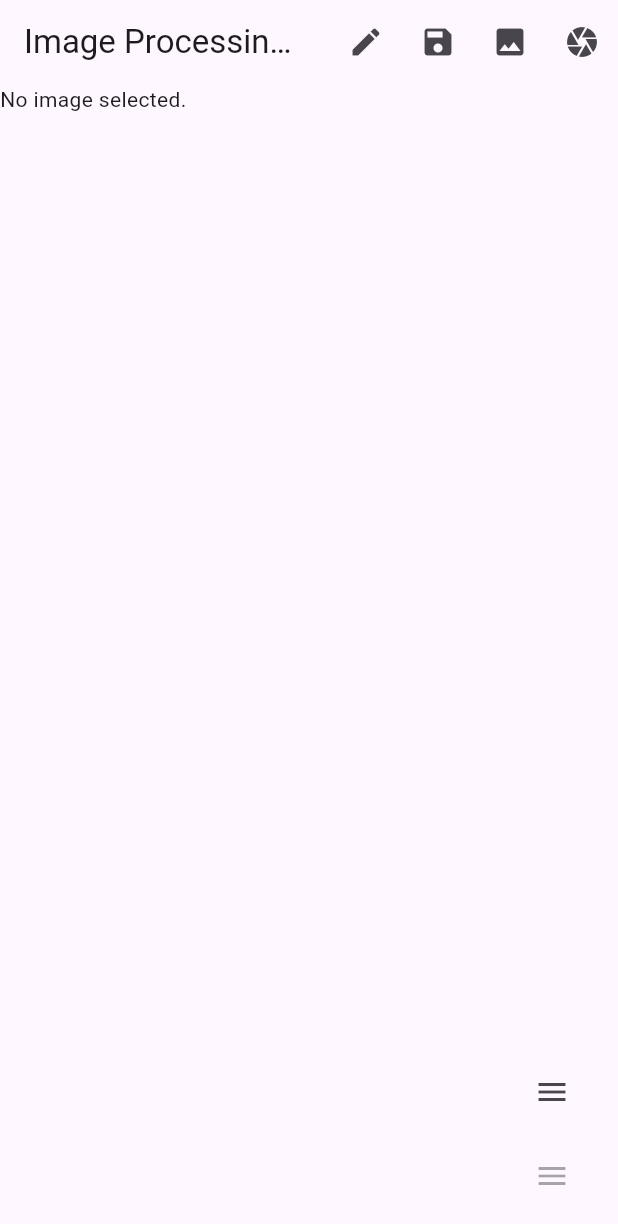
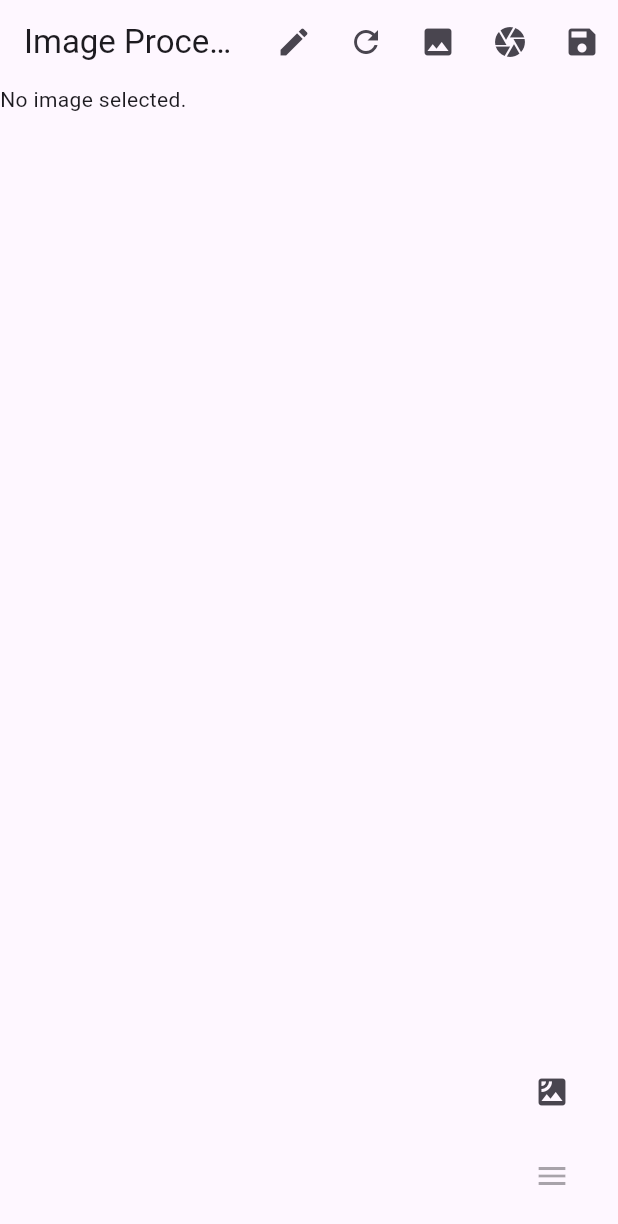
Before and after one commit to alehay/graphic_editor, a Flutter app: the screen it shows after launch, on a phone screen of 412 x 824 dp. Shown: the top 1224 px of the screen. Run offline on Flutter 3.47's test engine with Material 3 defaults, Android fonts, the phone set to English and light mode, and no system bars; our stand-ins replace file_picker, flutter_cache_manager, full_screen_image, gallery_saver, image_picker; missing offline and left inert: dart:ffi, image_size_getter.

Commit message:
add new menu and function save images

```diff
--- a/example/lib/main.dart
+++ b/example/lib/main.dart
@@ -13,6 +13,8 @@ import 'package:image_size_getter/file_input.dart';
 import 'package:full_screen_image/full_screen_image.dart';
 import 'dart:math';
 import 'package:flutter_cache_manager/flutter_cache_manager.dart';
+import 'package:gallery_saver/gallery_saver.dart';
+
 
 void main() {
   int res = graphics.libGraphInit();
@@ -48,6 +50,19 @@ class PointPainter extends CustomPainter {
     return true;
   }
 }
+
+
+Future<void> saveImage(File file) async {
+  // Save to gallery
+  final result = await GallerySaver.saveImage(file.path);
+
+  if (result != null && result) {
+    print("Image saved to gallery successfully");
+  } else {
+    print("Failed to save image to gallery");
+  }
+}
+
 
 class _MyAppState extends State<MyApp> {
   File? _image;
@@ -161,7 +176,7 @@ class _MyAppState extends State<MyApp> {
               },
             ),
             IconButton(
-              icon: const Icon(Icons.save),
+              icon: const Icon(Icons.refresh),
               onPressed: _processImage,
             ),
             IconButton(
@@ -172,6 +187,10 @@ class _MyAppState extends State<MyApp> {
             IconButton(
               onPressed: () => _pickImage(ImageSource.camera),
               icon: const Icon(Icons.camera),
+            ),
+            IconButton(
+              icon: const Icon(Icons.save),
+              onPressed: () => saveImage(_image!),
             ),
 
 
@@ -210,9 +229,11 @@ class _MyAppState extends State<MyApp> {
                 value: 'submenu1',
                 child: SubmenuButton(
                   menuStyle: MenuStyle(
-                    padding: MaterialStateProperty.all(EdgeInsets.zero),
+                    padding: MaterialStateProperty.all(
+                      EdgeInsets.symmetric(horizontal: 24, vertical: 12),
+                    ),
                   ),
-                  child: Icon(Icons.menu),
+                  child: Icon(Icons.satellite),
                   menuChildren: [
                     MenuItemButton(
                       style: ButtonStyle(
--- a/example/pubspec.yaml
+++ b/example/pubspec.yaml
@@ -31,6 +31,7 @@ dependencies:
   flutter:
     sdk: flutter
   image_picker: ^0.8.2
+  gallery_saver: ^2.3.2
 
   graphics:
     # When depending on this package from a real application you should use:
```
Also changed, not shown: example/pubspec.lock.
